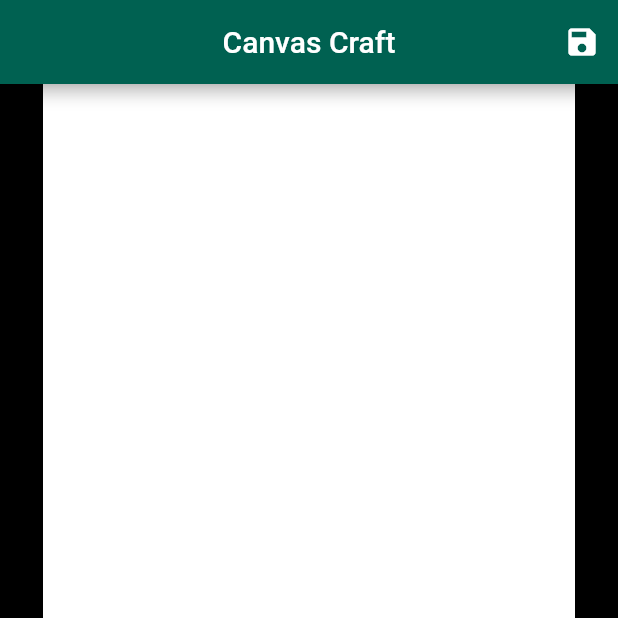
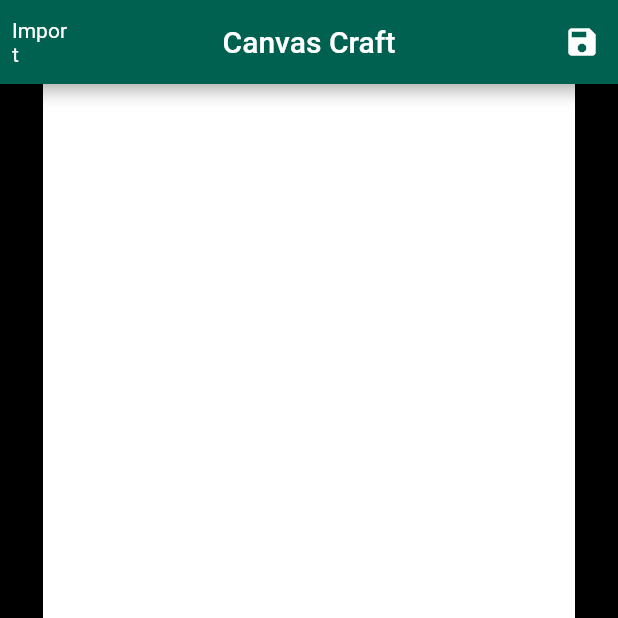
Before and after one commit to melvinjariwala/canvas_craft, a Flutter app: the screen it shows after launch, on a phone screen of 412 x 824 dp, the top half of it. Run offline on Flutter 3.47's test engine with Material 2 defaults, Android fonts, the phone set to English and light mode, and no system bars; drawn by our look-alikes of photo_view; our stand-ins replace flutter_colorpicker, fluttertoast, image_gallery_saver, image_picker.

Commit message:
Implemented Import Image feature

```diff
--- a/lib/screens/editing_screen.dart
+++ b/lib/screens/editing_screen.dart
@@ -1,9 +1,11 @@
 import 'dart:convert';
+import 'dart:io';
 
 import 'package:canvas_craft/models/text_data.dart';
 import 'package:canvas_craft/widgets/text_dialog.dart';
 import 'package:flutter/material.dart';
 import 'package:fluttertoast/fluttertoast.dart';
+import 'package:image_picker/image_picker.dart';
 import 'package:photo_view/photo_view.dart';
 import 'package:photo_view/photo_view_gallery.dart';
 import 'dart:typed_data';
@@ -24,6 +26,7 @@ class _EditingScreenState extends State<EditingScreen> {
   int selectedTextIndex = -1;
   List<List<TextData>> undoStack = [];
   List<List<TextData>> redoStack = [];
+  File? backgroundImage;
 
   Future<Uint8List?> _capturePng() async {
     try {
@@ -73,12 +76,28 @@ class _EditingScreenState extends State<EditingScreen> {
     }
   }
 
+  Future<void> _pickBackgroundImage() async {
+    final picker = ImagePicker();
+    final pickedFile = await picker.pickImage(source: ImageSource.gallery);
+    if (pickedFile != null) {
+      setState(() {
+        backgroundImage = File(pickedFile.path);
+      });
+    }
+  }
+
   @override
   Widget build(BuildContext context) {
     return Scaffold(
       appBar: AppBar(
         title: const Text("Canvas Craft"),
         centerTitle: true,
+        leading: IconButton(
+            onPressed: () {
+              _pickBackgroundImage();
+            },
+            tooltip: "Import Image",
+            icon: const Text("Import")),
         actions: [
           IconButton(
               onPressed: () {
@@ -96,7 +115,9 @@ class _EditingScreenState extends State<EditingScreen> {
               itemCount: 1,
               builder: (context, index) {
                 return PhotoViewGalleryPageOptions(
-                    imageProvider: const AssetImage('assets/blank.jpg'),
+                    imageProvider: backgroundImage != null
+                        ? FileImage(backgroundImage!)
+                        : AssetImage('assets/blank.jpg') as ImageProvider,
                     minScale: PhotoViewComputedScale.contained,
                     maxScale: PhotoViewComputedScale.covered * 3);
               },
@@ -194,6 +215,7 @@ class _EditingScreenState extends State<EditingScreen> {
                       }
                     });
                   },
+                  tooltip: "Add Text",
                   child: const Icon(Icons.text_fields),
                 ),
               ],
```
